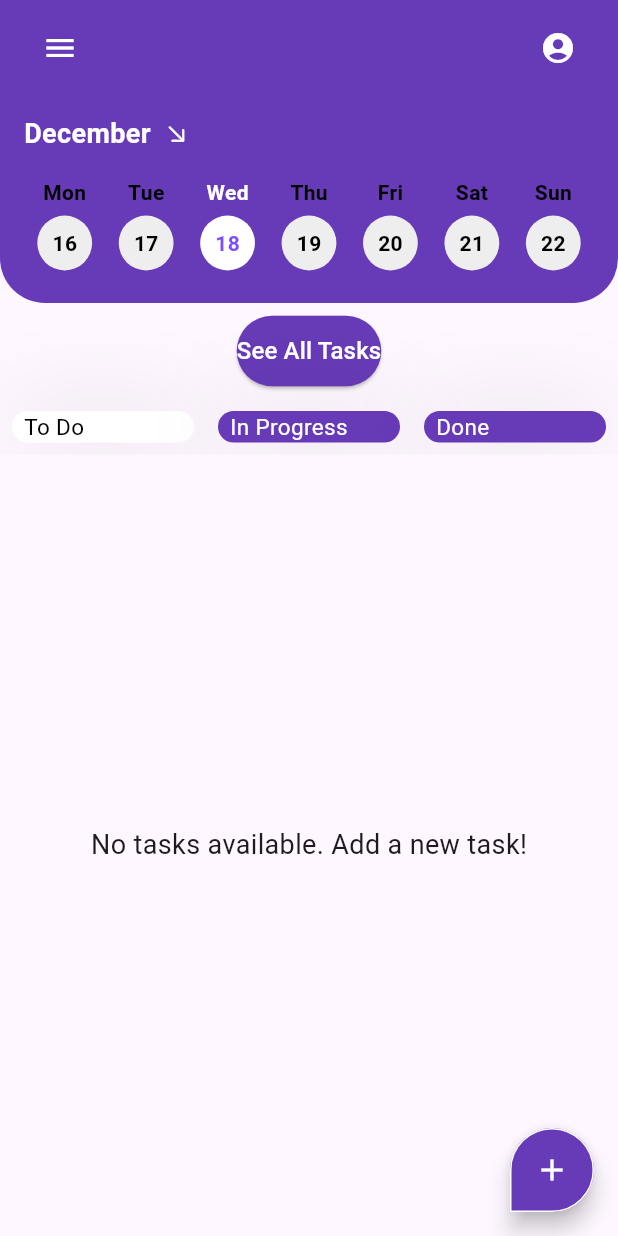
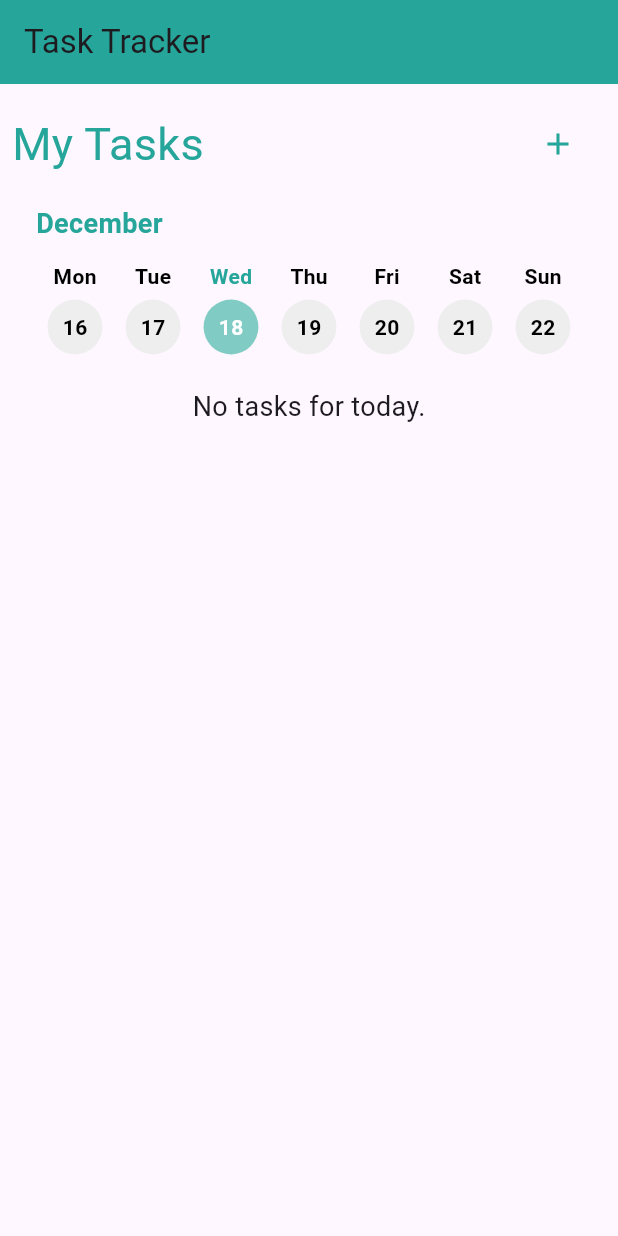
Before and after one commit to MariamAshraf200/GoalMapper, a Flutter app: the screen it shows after launch, on a phone screen of 412 x 824 dp. Run offline on Flutter 3.47's test engine with Material 3 defaults, Android fonts, the light colour scheme and no system bars; our stand-ins replace equatable, flutter_bloc, get_it, hive, hive_flutter; accounts and stored records are empty.

Commit message:
task track

```diff
--- a/lib/core/di.dart
+++ b/lib/core/di.dart
@@ -1,5 +1,6 @@
 import 'package:get_it/get_it.dart';
 import 'package:hive_flutter/hive_flutter.dart';
+import 'package:mapper_app/feature/taskHome/domain/usecse/getTaskByDateUsecase.dart';
 import 'package:mapper_app/feature/taskHome/domain/usecse/getTaskBystatus.dart';
 import 'package:mapper_app/feature/taskHome/domain/usecse/updateStatues.dart';
 import '../feature/taskHome/data/dataSource/localData.dart';
@@ -36,6 +37,7 @@ Future<void> init() async {
     sl.registerLazySingleton(() => UpdateTaskUseCase(sl()));
     sl.registerLazySingleton(() => GetTasksByStatusUseCase(sl()));
     sl.registerLazySingleton(() => UpdateTaskStatusUseCase(sl()));
+    sl.registerLazySingleton(() => GetTasksByDateUseCase(sl()));
 
     // Register Bloc
     sl.registerFactory(() => TaskBloc(
@@ -43,7 +45,9 @@ Future<void> init() async {
           addTaskUseCase: sl(),
           updateTaskUseCase: sl(),
           deleteTaskUseCase: sl(),
-          getTasksByStatusUseCase: sl(), updateTaskStatusUseCase: sl(),
+          getTasksByStatusUseCase: sl(),
+          updateTaskStatusUseCase: sl(),
+      getTasksByDateUseCase: sl()
         ));
   } catch (e) {
     print("Error during DI initialization: $e");
--- a/lib/feature/taskHome/domain/repo_interface/repo.dart
+++ b/lib/feature/taskHome/domain/repo_interface/repo.dart
@@ -1,5 +1,6 @@
 // repo_interface/task_repo.dart
 
+import '../../data/model/taskModel.dart';
 import '../entity/taskEntity.dart';
 
 abstract class TaskRepository {
@@ -8,6 +9,7 @@ abstract class TaskRepository {
   Future<void> addTask(TaskEntity task);
   Future<void> updateTask(TaskEntity task);
   Future<void> deleteTask(String taskId);
+  Future<List<TaskEntity>> getTasksByDate(String date);
 
   Future<void> updateTaskStatus(String taskId, String newStatus);
 }
--- /dev/null
+++ b/lib/feature/taskHome/domain/usecse/getTaskByDateUsecase.dart
@@ -0,0 +1,12 @@
+import 'package:mapper_app/feature/taskHome/domain/entity/taskEntity.dart';
+import '../repo_interface/repo.dart';
+
+class GetTasksByDateUseCase {
+  final TaskRepository repository;
+
+  GetTasksByDateUseCase(this.repository);
+
+  Future<List<TaskEntity>> call(String date) async {
+    return await repository.getTasksByDate(date);
+  }
+}
--- a/lib/feature/taskHome/presintation/Widget/customContainerTask.dart
+++ b/lib/feature/taskHome/presintation/Widget/customContainerTask.dart
@@ -4,7 +4,7 @@ import 'package:flutter_bloc/flutter_bloc.dart';
 import '../../domain/entity/taskEntity.dart';
 import '../bloc/bloc.dart';
 import '../bloc/event.dart';
-import '../screen/AddNewTaskScreen.dart';
+import '../screen/AddNewAndUpdateTaskScreen.dart';
 
 class TaskCard extends StatelessWidget {
   final String taskId;
@@ -68,7 +68,7 @@ class TaskCard extends StatelessWidget {
         Navigator.push(
           context,
           MaterialPageRoute(
-            builder: (context) => AddTaskScreen(
+            builder: (context) => AddTaskAndUpdateScreen(
               existingTask: TaskEntity(
                 id: taskId,
                 title: title,
--- a/lib/feature/taskHome/presintation/Widget/data_format.dart
+++ b/lib/feature/taskHome/presintation/Widget/data_format.dart
@@ -1,9 +1,8 @@
-import 'package:flutter/cupertino.dart';
 import 'package:flutter/material.dart';
 import 'package:intl/intl.dart';
 
 class DataFormat extends StatelessWidget {
-  const DataFormat({Key? key}) : super(key: key);
+  const DataFormat({super.key});
 
   @override
   Widget build(BuildContext context) {
@@ -15,59 +14,19 @@ class DataFormat extends StatelessWidget {
 
     return Column(
       children: [
-        // Header Container
-        Container(
-          color: Colors.deepPurple,
-          padding: const EdgeInsets.symmetric(vertical: 8.0, horizontal: 16.0),
-          child: Row(
-            mainAxisAlignment: MainAxisAlignment.spaceBetween,
-            children: [
-              IconButton(
-                icon: const Icon(Icons.menu, color: Colors.white),
-                onPressed: () {},
-              ),
-              IconButton(
-                icon: const Icon(Icons.account_circle, color: Colors.white),
-                onPressed: () {},
-              ),
-            ],
-          ),
-        ),
-        // Main Content Container
-        Container(
-          decoration: const BoxDecoration(
-            color: Colors.deepPurple,
-            borderRadius: BorderRadiusDirectional.only(
-              bottomEnd: Radius.circular(30),
-              bottomStart: Radius.circular(30),
-            ),
-          ),
-          child: Padding(
+        Padding(
           padding: const EdgeInsets.symmetric(vertical: 8.0, horizontal: 16.0),
           child: Column(
             crossAxisAlignment: CrossAxisAlignment.start,
             mainAxisSize: MainAxisSize.min,
             children: [
-                // Month Name Row
-                Row(
-                  children: [
               Text(
-                      DateFormat('MMMM').format(currentDate),
-                      style: const TextStyle(
+                DateFormat('MMMM').format(currentDate),  // Month display
+                style: TextStyle(
                   fontSize: 18,
                   fontWeight: FontWeight.bold,
-                        color: Colors.white,
+                  color: Colors.teal[400],
                 ),
-                    ),
-                    const Padding(
-                      padding: EdgeInsets.all(8.0),
-                      child: Icon(
-                        CupertinoIcons.arrow_down_right,
-                        color: Colors.white,
-                        size: 18,
-                      ),
-                    ),
-                  ],
               ),
               // Weekday and Date Row
               Center(
@@ -80,34 +39,40 @@ class DataFormat extends StatelessWidget {
                           date.month == currentDate.month &&
                           date.year == currentDate.year;
 
-                        return Column(
+                      return GestureDetector(
+                        onTap: () {
+                          // Handle date selection (could be passed to the parent widget)
+                          print('Selected Date: ${DateFormat('yyyy-MM-dd').format(date)}');
+                        },
+                        child: Column(
                           mainAxisSize: MainAxisSize.min,
                           children: [
                             Text(
-                              DateFormat('EEE').format(date),
+                              DateFormat('EEE').format(date),  // Weekday (e.g., Mon, Tue)
+                              style: TextStyle(
+                                fontSize: 14,
+                                fontWeight: FontWeight.bold,
+                                color: isToday ? Colors.teal[400] : Colors.black,
+                              ),
+                            ),
+                            const SizedBox(height: 4),
+                            Container(
+                              decoration: BoxDecoration(
+                                color: isToday ? Colors.teal[200] : Colors.grey[200],
+                                shape: BoxShape.circle,
+                              ),
+                              padding: const EdgeInsets.all(10),
+                              child: Text(
+                                DateFormat('d').format(date),  // Day of the month (e.g., 1, 2, 3)
                                 style: TextStyle(
                                   fontSize: 14,
                                   fontWeight: FontWeight.bold,
                                   color: isToday ? Colors.white : Colors.black,
                                 ),
                               ),
-                            const SizedBox(height: 4),
-                            Container(
-                              decoration: BoxDecoration(
-                                color: isToday ? Colors.white : Colors.grey[200],
-                                shape: BoxShape.circle,
-                              ),
-                              padding: const EdgeInsets.all(10),
-                              child: Text(
-                                DateFormat('d').format(date),
-                                style: TextStyle(
-                                  fontSize: 14,
-                                  fontWeight: FontWeight.bold,
-                                  color: isToday ? Colors.deepPurpleAccent: Colors.black,
-                                ),
-                              ),
                             ),
                           ],
+                        ),
                       );
                     }).toList(),
                   ),
@@ -116,8 +81,6 @@ class DataFormat extends StatelessWidget {
             ],
           ),
         ),
-        ),
       ],
     );
-  }
-}
+  }}
--- a/lib/feature/taskHome/presintation/bloc/bloc.dart
+++ b/lib/feature/taskHome/presintation/bloc/bloc.dart
@@ -1,4 +1,5 @@
 import 'package:flutter_bloc/flutter_bloc.dart';
+import 'package:mapper_app/feature/taskHome/domain/usecse/getTaskByDateUsecase.dart';
 import 'package:mapper_app/feature/taskHome/presintation/bloc/state.dart';
 import '../../../../core/hiveServices.dart';
 import '../../data/model/taskModel.dart';
@@ -17,7 +18,8 @@ class TaskBloc extends Bloc<TaskEvent, TaskState> {
   final UpdateTaskUseCase updateTaskUseCase;
   final UpdateTaskStatusUseCase updateTaskStatusUseCase;
   final DeleteTaskUseCase deleteTaskUseCase;
-  final hiveService = HiveService();
+  final GetTasksByDateUseCase getTasksByDateUseCase;
+  final HiveService hiveService = HiveService();
 
   TaskBloc({
     required this.getAllTasksUseCase,
@@ -26,13 +28,15 @@ class TaskBloc extends Bloc<TaskEvent, TaskState> {
     required this.updateTaskUseCase,
     required this.updateTaskStatusUseCase,
     required this.deleteTaskUseCase,
+    required this.getTasksByDateUseCase,
+
   }) : super(TaskInitial()) {
     on<GetAllTasksEvent>(_onGetAllTasks);
     on<GetTasksByStatusEvent>(_onGetTasksByStatus);
+    on<GetTasksByDateEvent>(_onGetTasksByDate); // New event
     on<AddTaskEvent>(_onAddTask);
     on<UpdateTaskEvent>(_onUpdateTask);
     on<UpdateTaskStatusEvent>(_onUpdateTaskStatus);
-
     on<DeleteTaskEvent>(_onDeleteTask);
   }
 
@@ -60,7 +64,21 @@ class TaskBloc extends Bloc<TaskEvent, TaskState> {
     } catch (e) {
       emit(TaskError("Failed to load tasks by status: $e"));
     }
+  }Future<void> _onGetTasksByDate(
+      GetTasksByDateEvent event,
+      Emitter<TaskState> emit,
+      ) async {
+    emit(TaskLoading());
+    try {
+      final tasks = await getTasksByDateUseCase(event.date);
+      print('Fetched tasks: $tasks'); // Debugging: Check if tasks are fetched correctly
+      emit(TaskLoaded(tasks));
+    } catch (e) {
+      emit(TaskError("Failed to load tasks by date: $e"));
+      print(e);
     }
+  }
+
 
   Future<void> _onAddTask(AddTaskEvent event, Emitter<TaskState> emit) async {
     emit(TaskLoading());
@@ -109,8 +127,6 @@ class TaskBloc extends Bloc<TaskEvent, TaskState> {
     }
   }
 
-
-
   Future<void> _onDeleteTask(
       DeleteTaskEvent event,
       Emitter<TaskState> emit,
--- a/lib/feature/taskHome/presintation/bloc/event.dart
+++ b/lib/feature/taskHome/presintation/bloc/event.dart
@@ -11,13 +11,11 @@ abstract class TaskEvent extends Equatable {
 
 class GetAllTasksEvent extends TaskEvent {}
 
-
 class GetTasksByStatusEvent extends TaskEvent {
   final String status;
 
   const GetTasksByStatusEvent(this.status);
 }
-
 
 class AddTaskEvent extends TaskEvent {
   final TaskEntity task;
@@ -45,9 +43,19 @@ class DeleteTaskEvent extends TaskEvent {
   @override
   List<Object?> get props => [taskId];
 }
+
 class UpdateTaskStatusEvent extends TaskEvent {
   final String taskId;
   final String newStatus;
 
   UpdateTaskStatusEvent(this.taskId, this.newStatus);
 }
+
+class GetTasksByDateEvent extends TaskEvent {
+  final String date; // Assuming date is in String format
+
+  const GetTasksByDateEvent(this.date);
+
+  @override
+  List<Object?> get props => [date];
+}
--- a/lib/feature/taskHome/presintation/screen/homeScreen.dart
+++ b/lib/feature/taskHome/presintation/screen/homeScreen.dart
@@ -1,4 +1,4 @@
-import 'package:flutter/material.dart';
+/*import 'package:flutter/material.dart';
 import 'package:mapper_app/feature/taskHome/presintation/screen/todoScreen.dart';
 import '../Widget/customContainerHome.dart';
 import '../Widget/data_format.dart';
@@ -99,3 +99,4 @@ class _HomeScreenState extends State<HomeScreen> {
     );
   }
 }
+*/
--- /dev/null
+++ b/lib/feature/taskHome/presintation/screen/taskTrack.dart
@@ -0,0 +1,154 @@
+import 'package:flutter/material.dart';
+import 'package:flutter_bloc/flutter_bloc.dart';
+import 'package:intl/intl.dart';
+import '../Widget/customContainerTask.dart';
+import '../Widget/data_format.dart';
+import '../bloc/bloc.dart'; // Assuming this includes the TaskBloc
+import '../bloc/state.dart'; // Assuming this includes TaskState
+import '../bloc/event.dart';
+import 'AddNewAndUpdateTaskScreen.dart'; // Assuming this includes TaskEvent
+
+class TaskTrack extends StatelessWidget {
+  const TaskTrack({super.key});
+
+  @override
+  Widget build(BuildContext context) {
+    final String currentDate = DateFormat('dd/MM/yyyy').format(DateTime.now());
+
+    // Fetch all tasks on initial build with current date
+    context.read<TaskBloc>().add(GetTasksByDateEvent(currentDate));
+
+    return Scaffold(
+      appBar: AppBar(
+        title: const Text('Task Tracker'),
+        backgroundColor: Colors.teal[400],
+      ),
+      body: Padding(
+        padding: const EdgeInsets.all(8.0),
+        child: SingleChildScrollView(
+          child: Column(
+            children: [
+              // Title and Add Task button
+              Row(
+                children: [
+                  Expanded(
+                    child: Text(
+                      'My Tasks',
+                      style: TextStyle(color: Colors.teal[400], fontSize: 30),
+                    ),
+                  ),
+                  Padding(
+                    padding: const EdgeInsets.all(8.0),
+                    child: IconButton(
+                      onPressed: () {
+                        Navigator.push(
+                          context,
+                          MaterialPageRoute(
+                            builder: (context) => const AddTaskAndUpdateScreen(),
+                          ),
+                        );
+                      },
+                      icon: Icon(Icons.add, color: Colors.teal[400]),
+                    ),
+                  ),
+                ],
+              ),
+
+              const DataFormat(),
+
+              BlocBuilder<TaskBloc, TaskState>(
+                builder: (context, state) {
+                  if (state is TaskLoading) {
+                    return const Center(child: CircularProgressIndicator());
+                  } else if (state is TaskLoaded) {
+                    final today = DateTime.now(); // Get today's date
+                    final tasksForToday = state.tasks.where((task) {
+                      DateTime taskDate = _parseTaskDate(task.date);
+                      return _isSameDay(taskDate, today);
+                    }).toList();
+
+                    return tasksForToday.isEmpty
+                        ? const Center(
+                      child: Text(
+                        "No tasks for today.",
+                        style: TextStyle(fontSize: 18),
+                      ),
+                    )
+                        : Column(
+                      children: [
+                        Text(
+                          "You have ${tasksForToday.length} task(s) today",
+                          style: const TextStyle(
+                            fontSize: 20.0,
+                            fontWeight: FontWeight.bold,
+                          ),
+                        ),
+                        const SizedBox(height: 16),
+                        ...tasksForToday.map(
+                              (task) => TaskCard(
+                            title: task.title,
+                            description: task.description,
+                            date: task.date,
+                            time: task.time,
+                            priority: task.priority,
+                            taskId: task.id,
+                            status: task.status,
+                            onViewClicked: () async {
+                              try {
+                                context.read<TaskBloc>().add(
+                                  UpdateTaskStatusEvent(
+                                    task.id,
+                                    'done',
+                                  ),
+                                );
+                              } catch (e) {
+                                ScaffoldMessenger.of(context)
+                                    .showSnackBar(
+                                  SnackBar(
+                                    content: Text(
+                                      "Failed to update task status: $e",
+                                    ),
+                                  ),
+                                );
+                              }
+                            },
+                          ),
+                        ),
+                      ],
+                    );
+                  } else if (state is TaskError) {
+                    return Center(
+                      child: Text(
+                        state.message,
+                        style: const TextStyle(fontSize: 18),
+                      ),
+                    );
+                  }
+                  return const SizedBox();
+                },
+              ),
+            ],
+          ),
+        ),
+      ),
+    );
+  }
+
+  // Helper method to safely parse task date string
+  DateTime _parseTaskDate(String dateString) {
+    try {
+      // Try parsing the task date based on the format 'dd/MM/yyyy'
+      return DateFormat('dd/MM/yyyy').parseStrict(dateString);
+    } catch (e) {
+      // Return a default date if parsing fails
+      return DateTime.now();
+    }
+  }
+
+  // Helper method to check if two dates are on the same day (ignores time)
+  bool _isSameDay(DateTime date1, DateTime date2) {
+    return date1.year == date2.year &&
+        date1.month == date2.month &&
+        date1.day == date2.day;
+  }
+}
--- a/lib/feature/taskHome/presintation/screen/todoScreen.dart
+++ b/lib/feature/taskHome/presintation/screen/todoScreen.dart
@@ -2,7 +2,7 @@ import 'package:flutter/material.dart';
 import 'package:flutter_bloc/flutter_bloc.dart';
 import '../Widget/customContainerTask.dart';
 import '../bloc/bloc.dart';
-import 'AddNewTaskScreen.dart';
+import 'AddNewAndUpdateTaskScreen.dart';
 import '../bloc/state.dart';
 import '../bloc/event.dart';
 
@@ -87,7 +87,7 @@ class TaskListScreen extends StatelessWidget {
           Navigator.push(
             context,
             MaterialPageRoute(
-              builder: (context) => const AddTaskScreen(),
+              builder: (context) => const AddTaskAndUpdateScreen(),
             ),
           );
         },
--- a/lib/main.dart
+++ b/lib/main.dart
@@ -5,6 +5,7 @@ import 'package:mapper_app/feature/taskHome/presintation/bloc/bloc.dart';
 import 'core/di.dart';
 import 'core/hiveServices.dart';
 import 'feature/taskHome/presintation/screen/homeScreen.dart';
+import 'feature/taskHome/presintation/screen/taskTrack.dart';
 
 Future<void> main() async {
   WidgetsFlutterBinding.ensureInitialized();
@@ -28,7 +29,7 @@ class MyApp extends StatelessWidget {
       create: (context) => sl<TaskBloc>(),
       child: const MaterialApp(
         debugShowCheckedModeBanner: false,
-        home: HomeScreen(),
+        home: TaskTrack(),
       ),
     );
   }
```
Also changed, not shown: lib/core/hiveServices.dart (+9 -0 lines), lib/feature/taskHome/data/repo_impl/repo.dart (+16 -5 lines), lib/feature/taskHome/presintation/screen/AddNewAndUpdateTaskScreen.dart (renamed from lib/feature/taskHome/presintation/screen/AddNewTaskScreen.dart, +4 -5 lines), pubspec.lock. Lines whose indentation alone changed are shown as unchanged.
